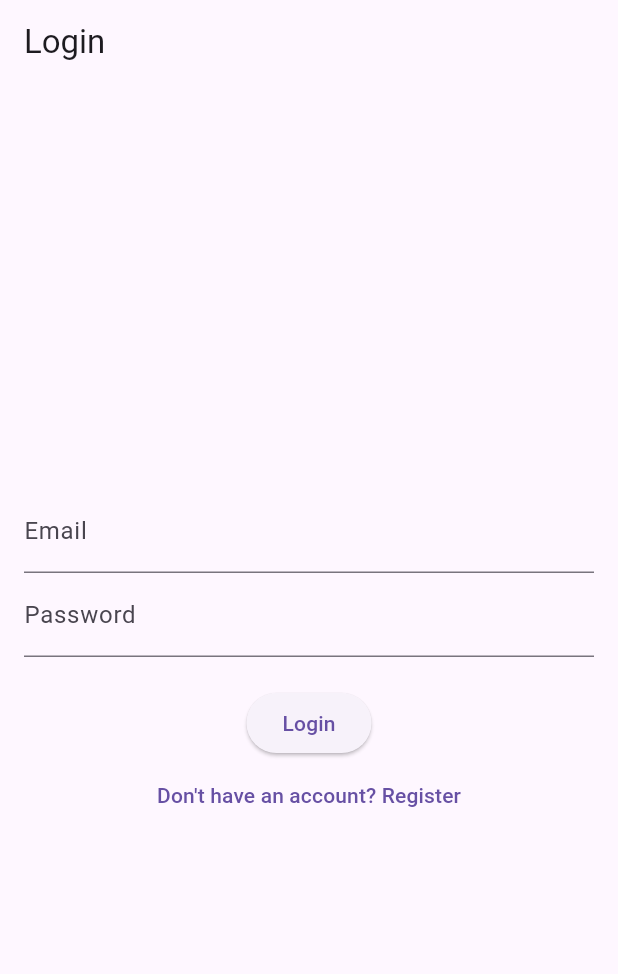
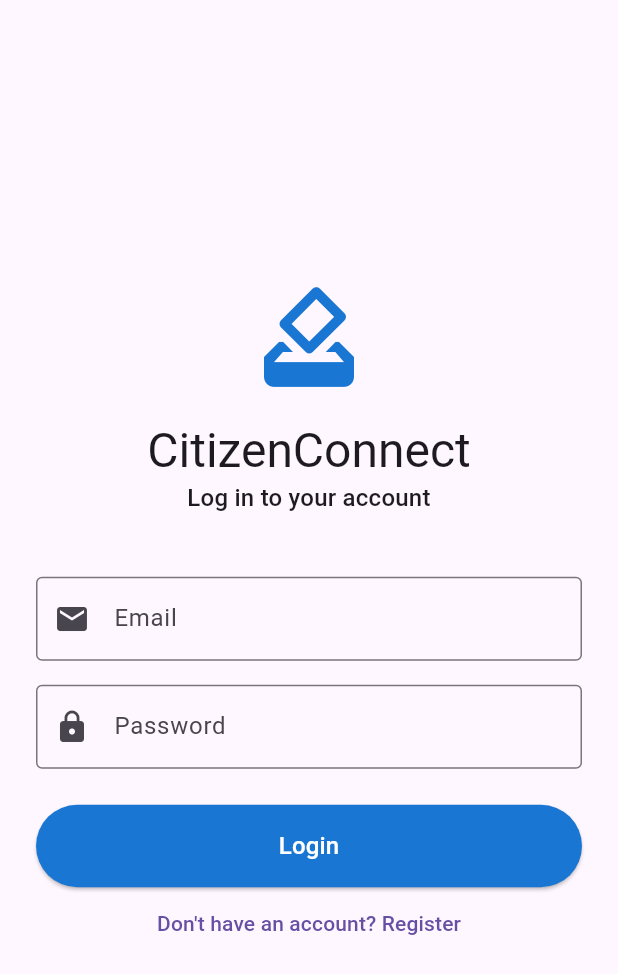
Before and after one commit to balrajmalusare02/CitizenConnect, a Flutter app: the screen it shows after launch, on a phone screen of 412 x 824 dp. Shown: the top 974 px of the screen. Run offline on Flutter 3.47's test engine with Material 3 defaults, Android fonts, the light colour scheme and no system bars; our stand-ins replace flutter_map, flutter_secure_storage, geolocator, image_picker, latlong2, socket_io_client; missing offline and left inert: flutter_map_marker_popup.

Commit message:
Mobile App cosmetics added

```diff
--- a/citizenconnect_mobile_app/lib/main.dart
+++ b/citizenconnect_mobile_app/lib/main.dart
@@ -7,6 +7,7 @@ import 'screens/my_complaints_screen.dart';
 import 'screens/complaint_detail_screen.dart';
 import 'screens/notifications_screen.dart';
 import 'screens/public_heatmap_screen.dart';
+import 'screens/profile_screen.dart';
 
 void main() {
   runApp(const MyApp());
@@ -43,6 +44,8 @@ class MyApp extends StatelessWidget {
             return MaterialPageRoute(builder: (_) => const NotificationsScreen());
           case '/public-heatmap':
             return MaterialPageRoute(builder: (_) => const PublicHeatmapScreen());
+          case '/profile': // <-- ADD THIS CASE
+            return MaterialPageRoute(builder: (_) => const ProfileScreen());
 
           // This is how we handle routes that need arguments
           case '/complaint-detail':
--- a/citizenconnect_mobile_app/lib/screens/auth/login_screen.dart
+++ b/citizenconnect_mobile_app/lib/screens/auth/login_screen.dart
@@ -52,30 +52,69 @@ class _LoginScreenState extends State<LoginScreen> {
   @override
   Widget build(BuildContext context) {
     return Scaffold(
-      appBar: AppBar(title: const Text("Login")),
-      body: Padding(
-        padding: const EdgeInsets.all(16.0),
+      // We don't need an AppBar if it's the first screen
+      // appBar: AppBar(title: const Text("Login")),
+      body: SafeArea(
+        child: Padding(
+          padding: const EdgeInsets.all(24.0),
           child: Column(
             mainAxisAlignment: MainAxisAlignment.center,
+            crossAxisAlignment: CrossAxisAlignment.stretch,
             children: [
+              // --- NEW: App Logo/Icon ---
+              Icon(
+                Icons.how_to_vote,
+                size: 80,
+                color: Colors.blue.shade700,
+              ),
+              const SizedBox(height: 16),
+              Text(
+                "CitizenConnect",
+                textAlign: TextAlign.center,
+                style: Theme.of(context).textTheme.headlineLarge,
+              ),
+              Text(
+                "Log in to your account",
+                textAlign: TextAlign.center,
+                style: Theme.of(context).textTheme.titleMedium,
+              ),
+              const SizedBox(height: 40),
+              // --- END NEW ---
+
               TextField(
                 controller: _emailController,
-              decoration: const InputDecoration(labelText: "Email"),
+                decoration: const InputDecoration(
+                  labelText: "Email",
+                  border: OutlineInputBorder(),
+                  prefixIcon: Icon(Icons.email),
+                ),
                 keyboardType: TextInputType.emailAddress,
               ),
+              const SizedBox(height: 16),
               TextField(
                 controller: _passwordController,
-              decoration: const InputDecoration(labelText: "Password"),
+                decoration: const InputDecoration(
+                  labelText: "Password",
+                  border: OutlineInputBorder(),
+                  prefixIcon: Icon(Icons.lock),
+                ),
                 obscureText: true,
               ),
-            const SizedBox(height: 20),
-            if (_isLoading)
-              const CircularProgressIndicator()
-            else
+              const SizedBox(height: 24),
+
+              // --- NEW: Styled Button ---
               ElevatedButton(
-                onPressed: _login,
-                child: const Text("Login"),
+                style: ElevatedButton.styleFrom(
+                  padding: const EdgeInsets.symmetric(vertical: 16),
+                  backgroundColor: Colors.blue.shade700,
+                  foregroundColor: Colors.white,
                 ),
+                onPressed: _isLoading ? null : _login,
+                child: _isLoading
+                    ? const CircularProgressIndicator(color: Colors.white)
+                    : const Text("Login", style: TextStyle(fontSize: 16)),
+              ),
+              // --- END NEW ---
 
               TextButton(
                 onPressed: () {
@@ -83,8 +122,18 @@ class _LoginScreenState extends State<LoginScreen> {
                 },
                 child: const Text("Don't have an account? Register"),
               ),
-            // Add a button to navigate to RegisterScreen
+              // This is where the red error box will appear
+              if (_errorMessage != null)
+                Container(
+                  padding: const EdgeInsets.all(12),
+                  color: Colors.red.shade100,
+                  child: Text(
+                    _errorMessage!,
+                    style: const TextStyle(color: Colors.red, fontWeight: FontWeight.bold),
+                  ),
+                )
             ],
+          ),
         ),
       ),
     );
```
Also changed, not shown: citizenconnect_mobile_app/lib/screens/home_screen.dart (+8 -0 lines), citizenconnect_mobile_app/lib/screens/my_complaints_screen.dart (+34 -10 lines), citizenconnect_mobile_app/lib/screens/profile_screen.dart (added, +102 -0 lines), citizenconnect_mobile_app/lib/services/user_service.dart (added, +39 -0 lines). Lines whose indentation alone changed are shown as unchanged.
